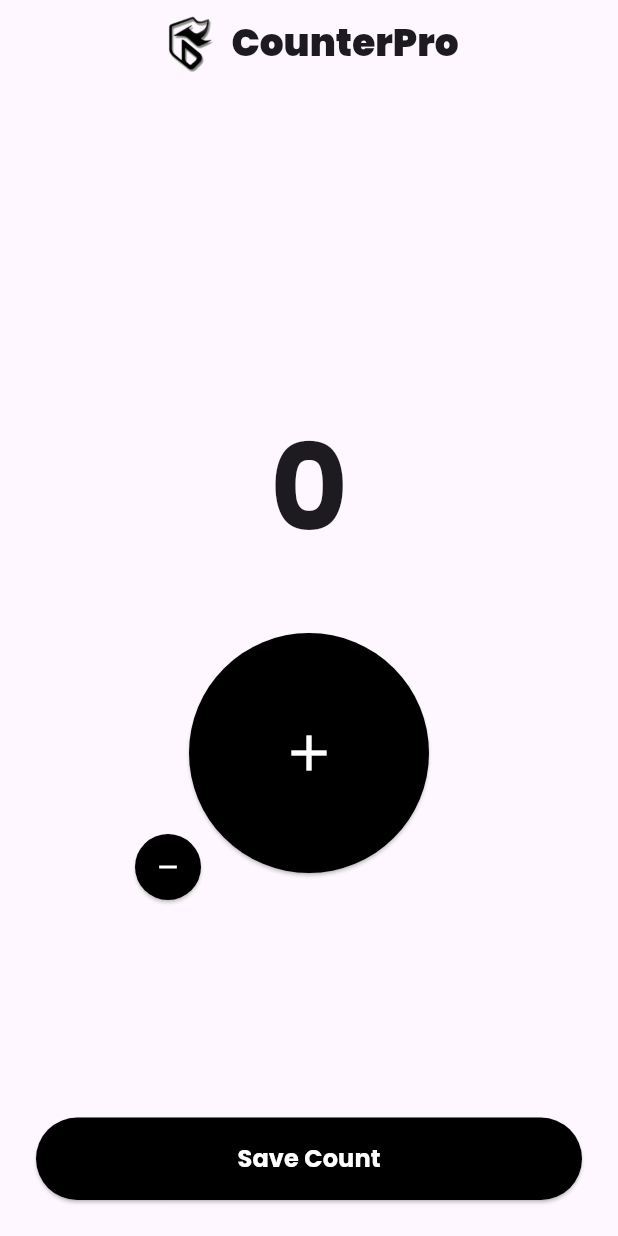
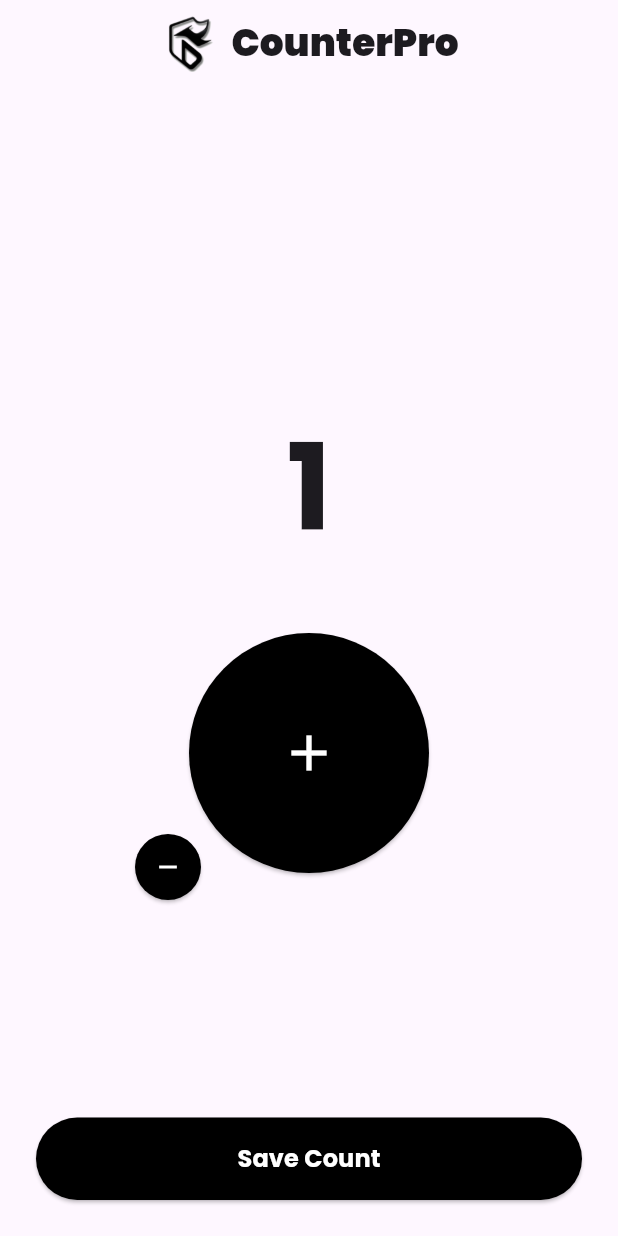
Before and after one commit to aswinpradeepc/CounterPro, a Flutter app: the screen it shows after launch, after a tap on the "add" icon, on a phone screen of 412 x 824 dp. Run offline on Flutter 3.47's test engine with Material 3 defaults, Android fonts, the light colour scheme and no system bars; our stand-ins replace google_fonts.

Commit message:
seperate file for homepage

```diff
--- a/lib/homepage.dart
+++ b/lib/homepage.dart
@@ -0,0 +1,128 @@
+import 'package:flutter/material.dart';
+import 'package:google_fonts/google_fonts.dart';
+
+class MyApp extends StatefulWidget {
+  const MyApp({super.key});
+
+  @override
+  State<MyApp> createState() => _MyAppState();
+}
+
+class _MyAppState extends State<MyApp> {
+  int count = 0;
+  @override
+  Widget build(BuildContext context) {
+    return MaterialApp(
+      theme: ThemeData(textTheme: GoogleFonts.poppinsTextTheme()),
+      home: Scaffold(
+        appBar: AppBar(
+          centerTitle: true,
+          title: Row(
+            mainAxisAlignment: MainAxisAlignment.center,
+            mainAxisSize: MainAxisSize.min,
+            children: [
+              Image.asset(
+                "assets/alphalogo.png",
+                height: 40,
+              ),
+              const SizedBox(width: 8),
+              const Text(
+                "CounterPro",
+                style: TextStyle(fontSize: 25, fontWeight: FontWeight.w900),
+              ),
+            ],
+          ),
+        ),
+        body: Stack(
+          children: [
+            // Main content (counter and buttons)
+            Column(
+              mainAxisAlignment: MainAxisAlignment.center,
+              children: [
+                Center(
+                  child: Text(
+                    count.toString(),
+                    style: TextStyle(fontWeight: FontWeight.bold, fontSize: 80),
+                  ),
+                ),
+                const SizedBox(height: 10),
+                // Stack for plus/minus buttons
+                SizedBox(
+                  height: 220, // Adjust this value as needed
+                  width: double.infinity,
+                  child: Stack(
+                    alignment: Alignment.center,
+                    children: [
+                      // Large Plus Button
+                      ElevatedButton(
+                        onPressed: () {
+                          setState(() {
+                            count++;
+                          });
+                        },
+                        style: ElevatedButton.styleFrom(
+                          shape: const CircleBorder(),
+                          padding: const EdgeInsets.all(60),
+                          backgroundColor: Colors.black,
+                        ),
+                        child: const Icon(Icons.add,
+                            color: Colors.white, size: 40),
+                      ),
+                      // Small Minus Button
+                      Positioned(
+                        left: 80,
+                        bottom: 10,
+                        child: ElevatedButton(
+                          onPressed: () {
+                            setState(() {
+                              count--;
+                            });
+                          },
+                          style: ElevatedButton.styleFrom(
+                            shape: const CircleBorder(),
+                            padding: const EdgeInsets.all(12),
+                            backgroundColor: Colors.black,
+                          ),
+                          child: const Icon(Icons.remove,
+                              color: Colors.white, size: 20),
+                        ),
+                      ),
+                    ],
+                  ),
+                ),
+              ],
+            ),
+
+            // Save Count button at bottom
+            Positioned(
+              left: 0,
+              right: 0,
+              bottom: 24,
+              child: Padding(
+                padding: const EdgeInsets.symmetric(horizontal: 24.0),
+                child: ElevatedButton(
+                  onPressed: () {},
+                  style: ElevatedButton.styleFrom(
+                    backgroundColor: Colors.black,
+                    foregroundColor: Colors.white,
+                    padding: const EdgeInsets.symmetric(vertical: 16),
+                    shape: RoundedRectangleBorder(
+                      borderRadius: BorderRadius.circular(30),
+                    ),
+                  ),
+                  child: const Text(
+                    'Save Count',
+                    style: TextStyle(
+                      fontSize: 16,
+                      fontWeight: FontWeight.bold,
+                    ),
+                  ),
+                ),
+              ),
+            ),
+          ],
+        ),
+      ),
+    );
+  }
+}
--- a/lib/main.dart
+++ b/lib/main.dart
@@ -1,119 +1,6 @@
+import 'package:counterplus/homepage.dart';
 import 'package:flutter/material.dart';
-import 'package:google_fonts/google_fonts.dart';
 
 void main() {
   runApp(MyApp());
 }
-
-class MyApp extends StatelessWidget {
-  const MyApp({super.key});
-
-  @override
-  Widget build(BuildContext context) {
-    return MaterialApp(
-      theme: ThemeData(textTheme: GoogleFonts.poppinsTextTheme()),
-      home: Scaffold(
-        appBar: AppBar(
-          centerTitle: true,
-          title: Row(
-            mainAxisAlignment: MainAxisAlignment.center,
-            mainAxisSize: MainAxisSize.min,
-            children: [
-              Image.asset(
-                "assets/alphalogo.png",
-                height: 40,
-              ),
-              const SizedBox(width: 8),
-              const Text(
-                "CounterPro",
-                style: TextStyle(fontSize: 25, fontWeight: FontWeight.w900),
-              ),
-            ],
-          ),
-        ),
-        body: Stack(
-          children: [
-            // Main content (counter and buttons)
-            Column(
-              mainAxisAlignment: MainAxisAlignment.center,
-              children: [
-                const Center(
-                  child: Text(
-                    "0",
-                    style: TextStyle(
-                        fontWeight: FontWeight.bold,
-                        fontSize: 80
-                    ),
-                  ),
-                ),
-                const SizedBox(height: 10),
-                // Stack for plus/minus buttons
-                SizedBox(
-                  height: 220,  // Adjust this value as needed
-                  width: double.infinity,
-                  child: Stack(
-                    alignment: Alignment.center,
-                    children: [
-                      // Large Plus Button
-                      ElevatedButton(
-                        onPressed: () {},
-                        style: ElevatedButton.styleFrom(
-                          shape: const CircleBorder(),
-                          padding: const EdgeInsets.all(60),
-                          backgroundColor: Colors.black,
-                        ),
-                        child: const Icon(Icons.add, color: Colors.white, size: 40),
-                      ),
-                      // Small Minus Button
-                      Positioned(
-                        left: 80,
-                        bottom: 10,
-                        child: ElevatedButton(
-                          onPressed: () {},
-                          style: ElevatedButton.styleFrom(
-                            shape: const CircleBorder(),
-                            padding: const EdgeInsets.all(12),
-                            backgroundColor: Colors.black,
-                          ),
-                          child: const Icon(Icons.remove, color: Colors.white, size: 20),
-                        ),
-                      ),
-                    ],
-                  ),
-                ),
-              ],
-            ),
-
-            // Save Count button at bottom
-            Positioned(
-              left: 0,
-              right: 0,
-              bottom: 24,
-              child: Padding(
-                padding: const EdgeInsets.symmetric(horizontal: 24.0),
-                child: ElevatedButton(
-                  onPressed: () {},
-                  style: ElevatedButton.styleFrom(
-                    backgroundColor: Colors.black,
-                    foregroundColor: Colors.white,
-                    padding: const EdgeInsets.symmetric(vertical: 16),
-                    shape: RoundedRectangleBorder(
-                      borderRadius: BorderRadius.circular(30),
-                    ),
-                  ),
-                  child: const Text(
-                    'Save Count',
-                    style: TextStyle(
-                      fontSize: 16,
-                      fontWeight: FontWeight.bold,
-                    ),
-                  ),
-                ),
-              ),
-            ),
-          ],
-        ),
-      ),
-    );
-  }
-}
```
